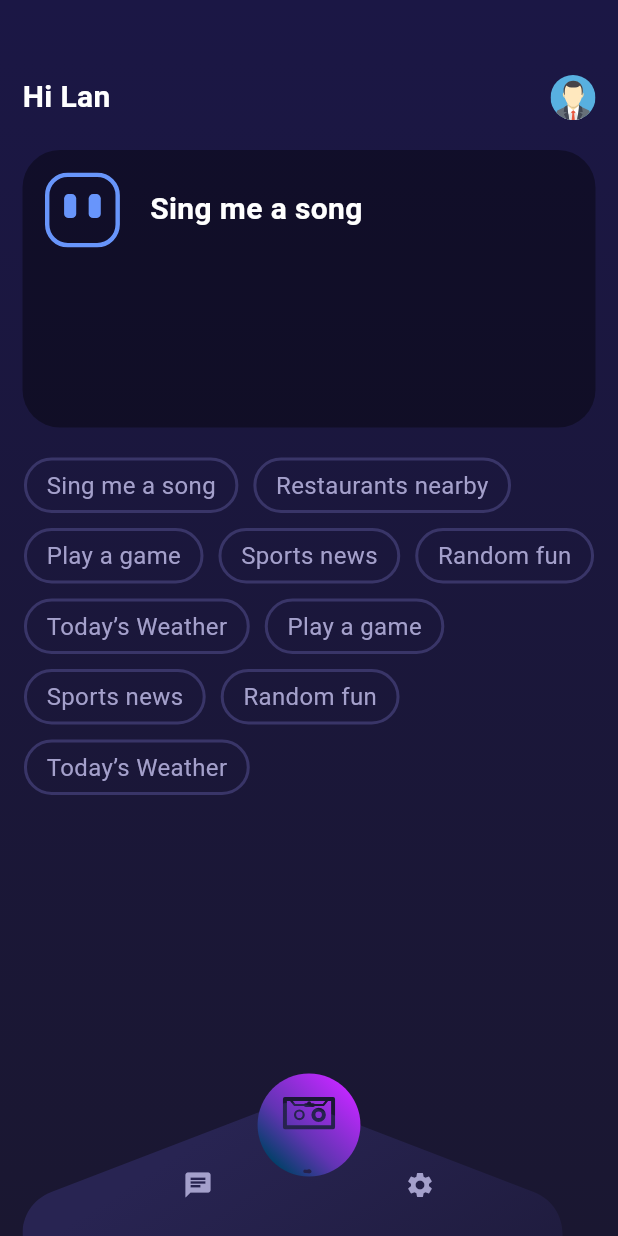
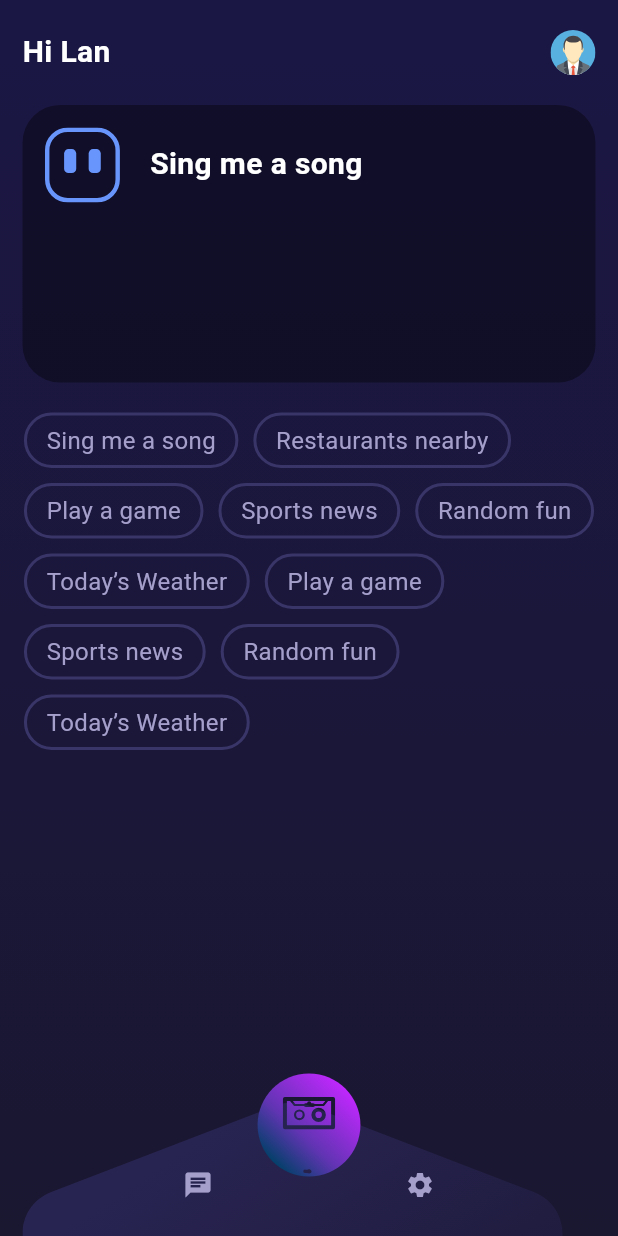
Before and after one commit to chitung1999/speech_to_text, a Flutter app: the HomePage screen opened by its route, after a tap on "Sing me a song", on a phone screen of 412 x 824 dp. Run offline on Flutter 3.47's test engine with Material 3 defaults, Android fonts, the phone set to English and light mode, and no system bars; our stand-ins replace flutter_svg, go_router, lottie; project files that could hold a hidden picture were left out.

Commit message:
update UI

```diff
--- a/lib/core/constants/app_colors.dart
+++ b/lib/core/constants/app_colors.dart
@@ -9,4 +9,5 @@ abstract class AppColors {
   static const Color chipBorder = Color(0xFF393568);
   static const Color iconLight = Color(0xFFA4A0CB);
   static const Color border = Color(0xFF3A3568);
+  static const Color textBottomSheet = Color(0xFF151529);
 }
--- a/lib/ui/page/bg/bg.dart
+++ b/lib/ui/page/bg/bg.dart
@@ -19,9 +19,12 @@ class BackgroundPage extends StatelessWidget {
       ),
       width: double.infinity,
       height: double.infinity,
-      child: Padding(
-        padding: const EdgeInsets.symmetric(horizontal: 15),
-        child: child,
+      child: SafeArea(
+        bottom: false,
+        child: Padding(
+          padding: const EdgeInsets.symmetric(horizontal: 15),
+          child: child,
+        ),
       ),
     );
   }
--- a/lib/ui/page/home/home.dart
+++ b/lib/ui/page/home/home.dart
@@ -40,14 +40,14 @@ class _HomePageState extends State<HomePage> {
 
   @override
   Widget build(BuildContext context) {
-    return Scaffold(
-      body: BackgroundPage(
-        child: Center(
-          child: Column(
+    return BackgroundPage(
+      child: Scaffold(
+        backgroundColor: Colors.transparent,
+        body: Column(
           children: [
             Expanded(
               child: Padding(
-                  padding: const EdgeInsets.only(top: 50),
+                padding: const EdgeInsets.only(top: 20),
                 child: Column(
                   spacing: 20,
                   children: [
@@ -82,7 +82,6 @@ class _HomePageState extends State<HomePage> {
           ]
         ),
       )
-      )
     );
   }
 }
--- a/lib/ui/page/login/widget/login_account.dart
+++ b/lib/ui/page/login/widget/login_account.dart
@@ -30,7 +30,7 @@ class LoginAccount extends StatelessWidget {
     }
 
     return SingleChildScrollView(
-      padding: EdgeInsets.only(top: 70, bottom: 30),
+      padding: EdgeInsets.symmetric(vertical: 30),
       child: Column(
         mainAxisAlignment: MainAxisAlignment.center,
         spacing: 30,
@@ -94,7 +94,7 @@ class LoginAccount extends StatelessWidget {
           ),
           TextButtonApp.normal(
             title: 'Forgot password?',
-            onPressed: () {},
+            onPressed: () => context.pushNamed(RouteName.forgotPassword),
             textStyle: TextStyle(color: AppColors.text),
           ),
           TextButtonApp.normal(
@@ -112,7 +112,7 @@ class LoginAccount extends StatelessWidget {
               ),
               TextButtonApp.normal(
                 title: 'Sign Up',
-                onPressed: () {},
+                onPressed: () => context.pushNamed(RouteName.signUp),
                 textStyle: TextStyle(color: AppColors.text),
               )
             ],
--- a/lib/ui/page/login/widget/login_voice.dart
+++ b/lib/ui/page/login/widget/login_voice.dart
@@ -93,7 +93,7 @@ class _LoginVoiceState extends State<LoginVoice> {
                   ),
                   TextButtonApp.normal(
                     title: 'Sign Up',
-                    onPressed: () {},
+                    onPressed: () => context.pushNamed(RouteName.signUp),
                     textStyle: TextStyle(color: AppColors.text),
                   )
                 ],
--- a/lib/ui/route/route.dart
+++ b/lib/ui/route/route.dart
@@ -1,14 +1,16 @@
 import 'package:flutter/foundation.dart';
 import 'package:go_router/go_router.dart';
+import 'package:speech_to_text/ui/page/forgot_password/forgot_password.dart';
 import 'package:speech_to_text/ui/page/home/home.dart';
 import 'package:speech_to_text/ui/page/login/login.dart';
 import 'package:speech_to_text/ui/page/setting/setting.dart';
+import 'package:speech_to_text/ui/page/sign_up/sign_up.dart';
 import 'package:speech_to_text/ui/route/route_name.dart';
 
 abstract class AppRouter {
   static final GoRouter router = GoRouter(
     redirect: (context, state) {return null;},
-    initialLocation: RouteName.home,
+    initialLocation: RouteName.setting,
     debugLogDiagnostics: kDebugMode,
     routes: [
       GoRoute(
@@ -26,6 +28,16 @@ abstract class AppRouter {
         path: RouteName.setting,
         pageBuilder: (context, state) => const NoTransitionPage(child: SettingPage()),
       ),
+      GoRoute(
+        name: RouteName.signUp,
+        path: RouteName.signUp,
+        pageBuilder: (context, state) => const NoTransitionPage(child: SignUpPage()),
+      ),
+      GoRoute(
+        name: RouteName.forgotPassword,
+        path: RouteName.forgotPassword,
+        pageBuilder: (context, state) => const NoTransitionPage(child: ForgotPasswordPage()),
+      ),
     ],
   );
 }
--- a/lib/ui/route/route_name.dart
+++ b/lib/ui/route/route_name.dart
@@ -14,4 +14,12 @@ abstract class RouteName {
   static const String setting = '/setting';
   // Input:
   // Output:
+
+  static const String signUp = '/sign-up';
+  // Input:
+  // Output:
+
+  static const String forgotPassword = '/forgot-password';
+  // Input:
+  // Output:
 }
--- a/lib/ui/widget/bottom_bar.dart
+++ b/lib/ui/widget/bottom_bar.dart
@@ -31,6 +31,8 @@ class _BottomBarState extends State<BottomBar> {
     return Stack(
       children: [
         Column(
+          mainAxisSize: MainAxisSize.min,
+          mainAxisAlignment: MainAxisAlignment.end,
           children: [
             SizedBox(height: 40),
             SvgPicture.asset(
```
Also changed, not shown: lib/ui/bottomsheet/setting_language/setting_language.dart (added, +64 -0 lines), lib/ui/page/forgot_password/forgot_password.dart (added, +40 -0 lines), lib/ui/page/login/login.dart (+4 -3 lines), lib/ui/page/setting/setting.dart (+32 -15 lines), lib/ui/page/setting/widget/item_setting.dart (+8 -1 lines), lib/ui/page/sign_up/sign_up.dart (added, +40 -0 lines), lib/ui/widget/go_back.dart (added, +35 -0 lines), lib/ui/widget/goback.dart (deleted, +0 -27 lines). Lines whose indentation alone changed are shown as unchanged.
